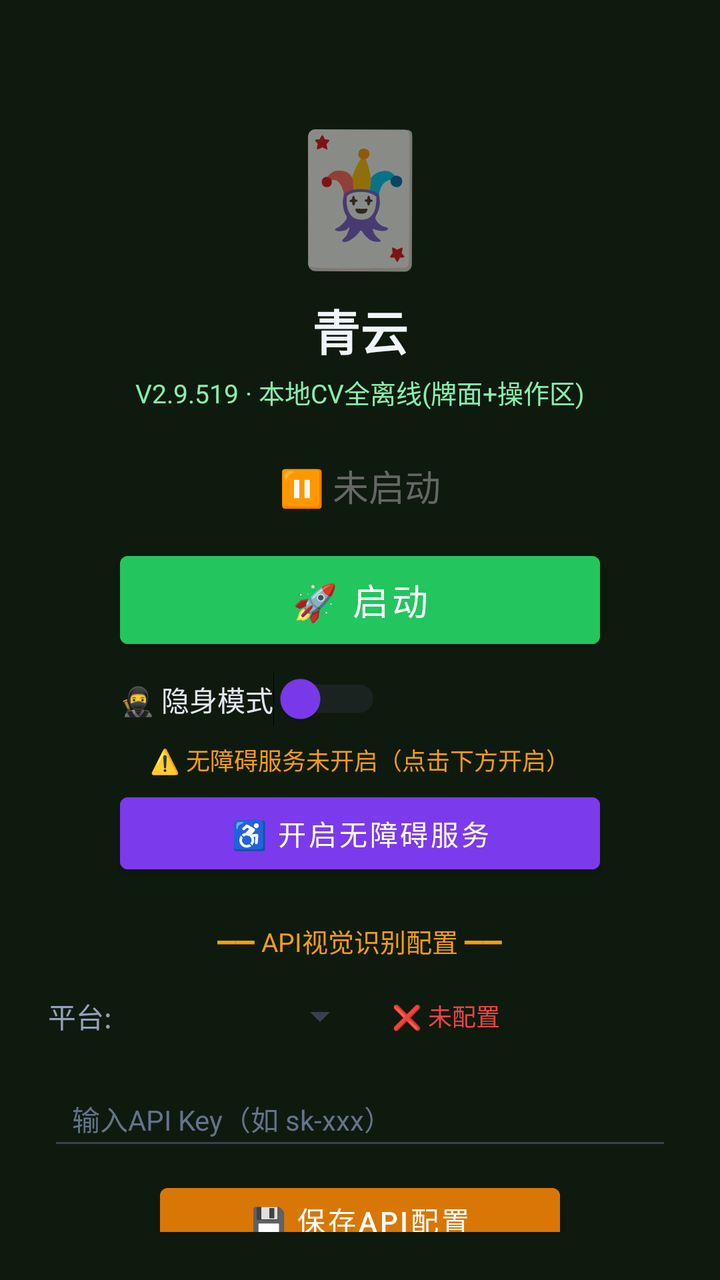
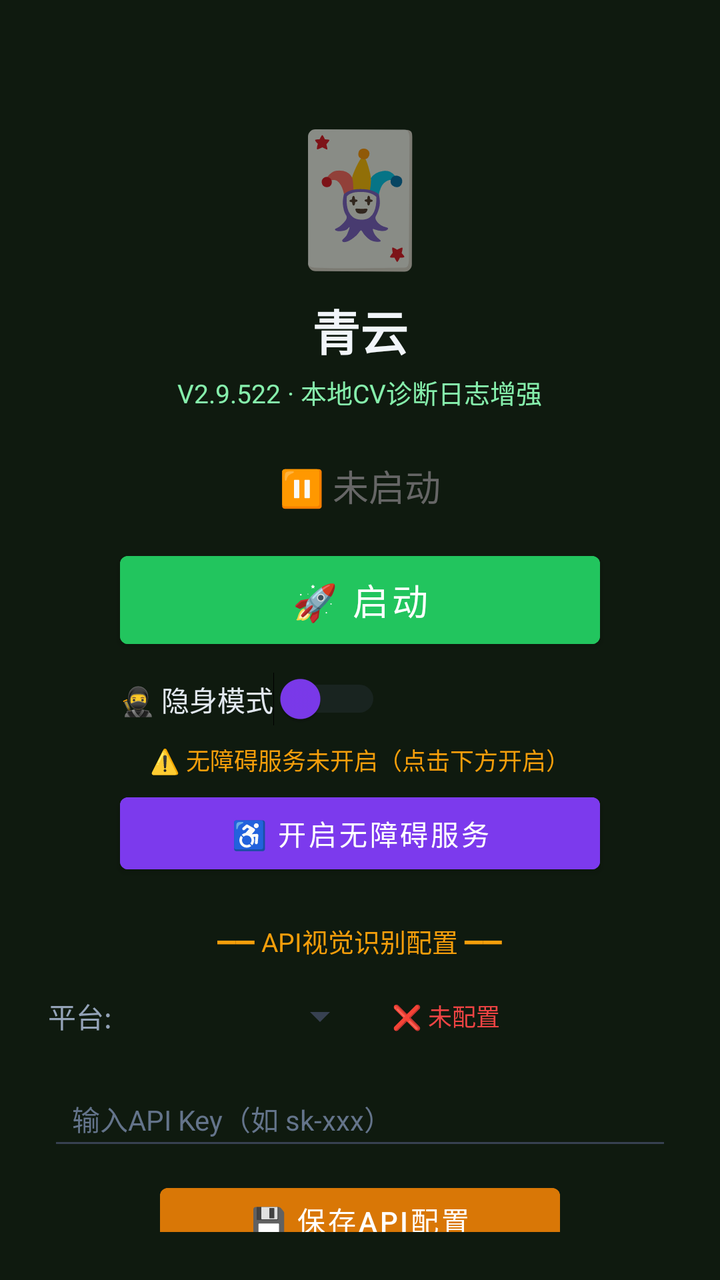

An Android layout rendered at two revisions. The XML below is the earlier revision; the diff shows what the commit changed to produce the second picture.
<!-- AndroidManifest.xml: activity theme Theme.MjScreenshot -->
<!-- res/layout/activity_main.xml -->
<?xml version="1.0" encoding="utf-8"?>
<LinearLayout xmlns:android="http://schemas.android.com/apk/res/android"
    android:layout_width="match_parent"
    android:layout_height="match_parent"
    android:orientation="vertical"
    android:background="#0f1a0f"
    android:padding="24dp"
    android:gravity="center_horizontal">

    <TextView
        android:layout_width="wrap_content"
        android:layout_height="wrap_content"
        android:text="🃏"
        android:textSize="64sp"
        android:layout_marginTop="30dp" />

    <TextView
        android:layout_width="wrap_content"
        android:layout_height="wrap_content"
        android:text="青云"
        android:textSize="24sp"
        android:textColor="#f1f5f9"
        android:textStyle="bold"
        android:layout_marginTop="8dp" />

    <TextView
        android:layout_width="wrap_content"
        android:layout_height="wrap_content"
        android:text="V2.9.519 · 本地CV全离线(牌面+操作区)"
        android:textSize="13sp"
        android:textColor="#86efac"
        android:layout_marginTop="4dp" />

    <TextView
        android:id="@+id/tvStatus"
        android:layout_width="wrap_content"
        android:layout_height="wrap_content"
        android:text="⏸ 未启动"
        android:textSize="18sp"
        android:textColor="#666666"
        android:layout_marginTop="24dp" />

    <Button
        android:id="@+id/btnStart"
        android:layout_width="240dp"
        android:layout_height="56dp"
        android:text="🚀 启动"
        android:textSize="18sp"
        android:textColor="#ffffff"
        android:backgroundTint="#22c55e"
        android:layout_marginTop="16dp" />

    <Button
        android:id="@+id/btnHelper"
        android:layout_width="240dp"
        android:layout_height="56dp"
        android:text="🃏 打开智囊"
        android:textSize="16sp"
        android:textColor="#ffffff"
        android:backgroundTint="#16a34a"
        android:layout_marginTop="12dp"
        android:visibility="gone" />

    
    <LinearLayout
        android:layout_width="240dp"
        android:layout_height="wrap_content"
        android:orientation="horizontal"
        android:gravity="center_vertical"
        android:layout_marginTop="8dp">

        <Switch
            android:id="@+id/switchStealth"
            android:layout_width="wrap_content"
            android:layout_height="wrap_content"
            android:text="🥷 隐身模式"
            android:textColor="#e2e8f0"
            android:textSize="14sp"
            android:thumbTint="#7c3aed"
            android:trackTint="#374151" />
    </LinearLayout>

    <TextView
        android:id="@+id/tvAccessibilityStatus"
        android:layout_width="wrap_content"
        android:layout_height="wrap_content"
        android:text="⚠️ 无障碍服务未开启（点击下方开启）"
        android:textSize="12sp"
        android:textColor="#f59e0b"
        android:layout_marginTop="8dp"
        android:gravity="center" />

    <Button
        android:id="@+id/btnAccessibility"
        android:layout_width="240dp"
        android:layout_height="48dp"
        android:text="♿ 开启无障碍服务"
        android:textSize="14sp"
        android:textColor="#ffffff"
        android:backgroundTint="#7c3aed"
        android:layout_marginTop="4dp" />

    <TextView
        android:layout_width="wrap_content"
        android:layout_height="wrap_content"
        android:text="━━ API视觉识别配置 ━━"
        android:textSize="13sp"
        android:textColor="#f59e0b"
        android:layout_marginTop="20dp" />

    <LinearLayout
        android:layout_width="match_parent"
        android:layout_height="wrap_content"
        android:orientation="horizontal"
        android:layout_marginTop="8dp"
        android:gravity="center_vertical">

        <TextView
            android:layout_width="wrap_content"
            android:layout_height="wrap_content"
            android:text="平台:"
            android:textSize="14sp"
            android:textColor="#94a3b8" />

        <Spinner
            android:id="@+id/spinnerProvider"
            android:layout_width="120dp"
            android:layout_height="40dp"
            android:layout_marginStart="8dp"
            android:backgroundTint="#374151" />

        <TextView
            android:id="@+id/tvApiStatus"
            android:layout_width="wrap_content"
            android:layout_height="wrap_content"
            android:text="❌ 未配置"
            android:textSize="12sp"
            android:textColor="#ef4444"
            android:layout_marginStart="12dp" />
    </LinearLayout>

    <EditText
        android:id="@+id/etApiKey"
        android:layout_width="match_parent"
        android:layout_height="44dp"
        android:hint="输入API Key（如 sk-xxx）"
        android:textSize="14sp"
        android:textColor="#e2e8f0"
        android:textColorHint="#64748b"
        android:backgroundTint="#374151"
        android:inputType="textPassword"
        android:layout_marginTop="8dp"
        android:paddingStart="12dp"
        android:paddingEnd="12dp" />

    <Button
        android:id="@+id/btnSaveApi"
        android:layout_width="200dp"
        android:layout_height="44dp"
        android:text="💾 保存API配置"
        android:textSize="14sp"
        android:textColor="#ffffff"
        android:backgroundTint="#d97706"
        android:layout_marginTop="8dp" />

    <TextView
        android:id="@+id/tvHint"
        android:layout_width="wrap_content"
        android:layout_height="wrap_content"
        android:text="先点上方按钮启动截屏"
        android:textSize="13sp"
        android:textColor="#666666"
        android:layout_marginTop="12dp"
        android:gravity="center" />

    <TextView
        android:layout_width="wrap_content"
        android:layout_height="wrap_content"
        android:text="使用步骤：\n1. 配置API Key（支持OpenAI/通义千问VL/硅基流动）\n2. 点「开启无障碍服务」→ 开启\n3. 开启「🥷隐身模式」(反检测)\n4. 点「启动」→ 允许悬浮窗\n5. 打牌时点屏幕上的🎯悬浮球即可截屏识别\n★ 拖动悬浮球可移到不挡牌的位置 ★\n★ 长按悬浮球可展开/收起详细面板 ★\n★ 悬浮球边框颜色=建议：绿=加注 橙=跟注 红=弃牌 ★"
        android:textSize="12sp"
        android:textColor="#64748b"
        android:layout_marginTop="12dp"
        android:lineSpacingExtra="3dp" />

</LinearLayout>
<!-- resources referenced by this layout -->
<resources>
  <style name="Theme.MjScreenshot" parent="Theme.MaterialComponents.DayNight.DarkActionBar">
          <item name="colorPrimary">#1e40af</item>
          <item name="colorPrimaryVariant">#1e3a8a</item>
          <item name="colorOnPrimary">#ffffff</item>
          <item name="android:statusBarColor">#0f172a</item>
      </style>
</resources>

<!-- the commit's change to res/layout/activity_main.xml (unified diff, before → after) -->
@@ -26,7 +26,7 @@
     <TextView
         android:layout_width="wrap_content"
         android:layout_height="wrap_content"
-        android:text="V2.9.519 · 本地CV全离线(牌面+操作区)"
+        android:text="V2.9.522 · 本地CV诊断日志增强"
         android:textSize="13sp"
         android:textColor="#86efac"
         android:layout_marginTop="4dp" />
